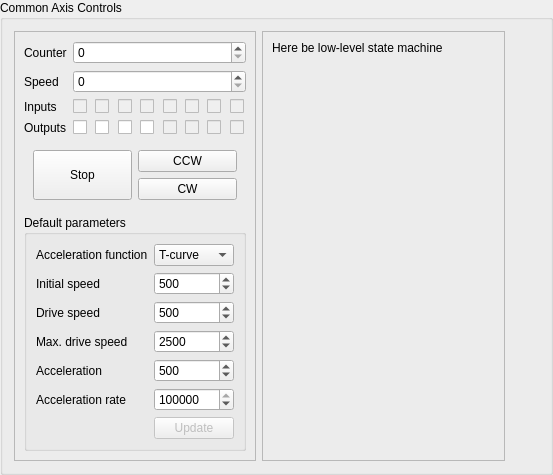
First picture: the form in AxisControlPanel.ui, repository artm/biofame-robot, before the edit.
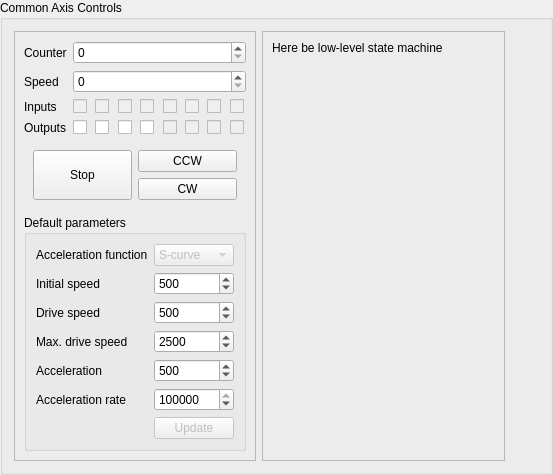
Second picture: the form after the edit.

Patch:
```diff
--- a/AxisControlPanel.ui
+++ b/AxisControlPanel.ui
@@ -341,6 +341,12 @@
          </item>
          <item row="0" column="1">
           <widget class="QComboBox" name="curveType">
+           <property name="enabled">
+            <bool>false</bool>
+           </property>
+           <property name="currentIndex">
+            <number>1</number>
+           </property>
            <item>
             <property name="text">
              <string>T-curve</string>
```
Left out of the diff: 2 changed lines with no effect on the pictures.
